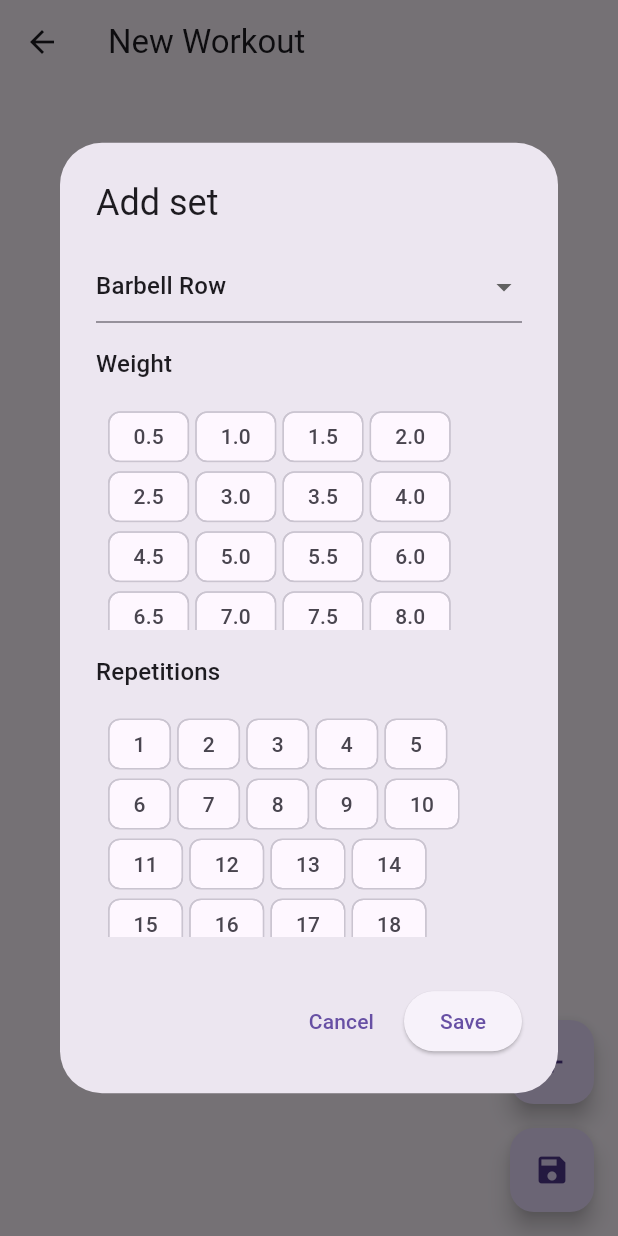
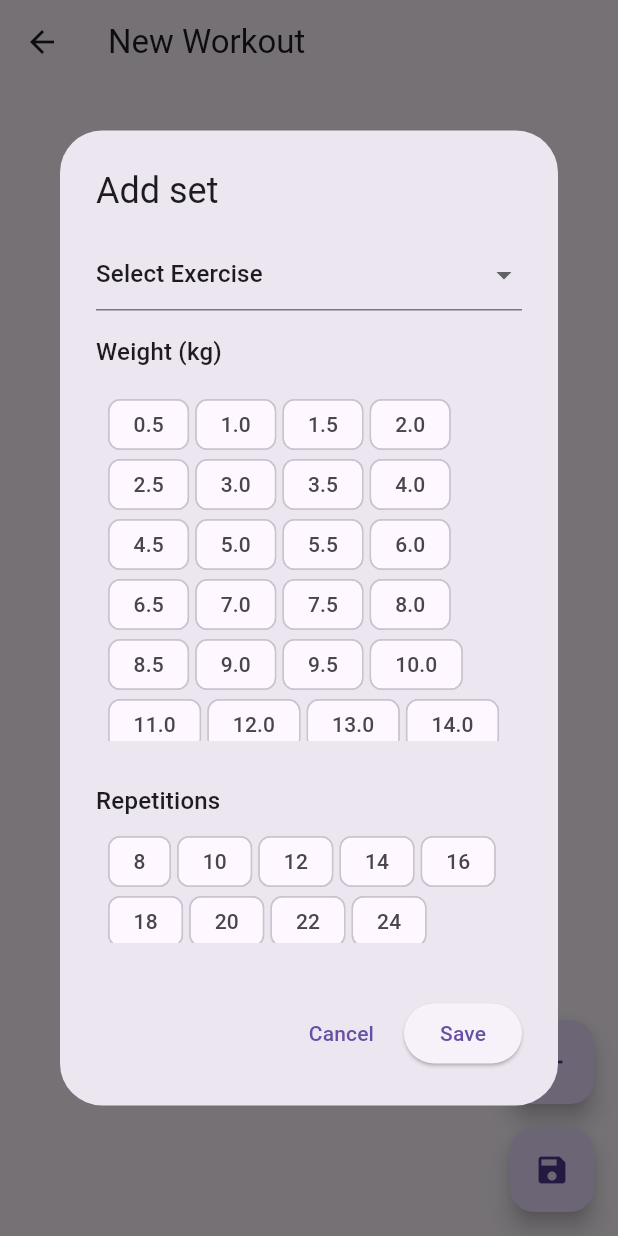
Before and after one commit to podiyaaa/magic-ai-fit, a Flutter app: the WorkoutView screen opened directly, on a phone screen of 412 x 824 dp. Run offline on Flutter 3.47's test engine with Material 3 defaults, Android fonts, the phone set to English and light mode, and no system bars; our stand-ins replace dartz, equatable, get_it, shared_preferences; accounts and stored records are empty.

Commit message:
bug fixes and enhancements

```diff
--- a/lib/features/workout/domain/entities/workout.dart
+++ b/lib/features/workout/domain/entities/workout.dart
@@ -51,6 +51,7 @@ class WorkoutSet extends Equatable {
 }
 
 enum Exercise {
+  selectExercise('Select Exercise'),
   barbellRow('Barbell Row'),
   deadlift('Deadlift'),
   benchPress('Bench Press'),
--- a/lib/features/workout/presentation/views/workout_view.dart
+++ b/lib/features/workout/presentation/views/workout_view.dart
@@ -33,6 +33,10 @@ class _WorkoutViewState extends State<WorkoutView> {
   Widget build(BuildContext context) {
     return PopScope(
       canPop: false,
+      onPopInvoked: (didPop) {
+        // ignore: use_build_context_synchronously
+        context.read<WorkoutViewModel>().reset();
+      },
       child: Scaffold(
         appBar: AppBar(
           title: Consumer<WorkoutViewModel>(
@@ -46,8 +50,6 @@ class _WorkoutViewState extends State<WorkoutView> {
             onPressed: () async {
               final canLeave = await _showUnsavedDialog(context);
               if (canLeave) {
-                // ignore: use_build_context_synchronously
-                context.read<WorkoutViewModel>().reset();
                 // ignore: use_build_context_synchronously
                 Navigator.of(context).pop();
               }
--- a/lib/features/workout/presentation/widgets/add_set_dialog.dart
+++ b/lib/features/workout/presentation/widgets/add_set_dialog.dart
@@ -23,9 +23,10 @@ class _AddSetDialogState extends State<AddSetDialog> {
   WeightChoiceChipData? _selectedWeightChoice;
   RepetitionChoiceChipData? _selectedRepsChoice;
   late final List<Exercise> _exercises = widget.exercises;
-  late Exercise? _exercise = _exercises.firstOrNull;
+  late Exercise? _exercise = _exercises.first;
   final ValueNotifier<bool> _showWeightNotFound = ValueNotifier<bool>(false);
   final ValueNotifier<bool> _showRepsNotFound = ValueNotifier<bool>(false);
+  final _formKey = GlobalKey<FormState>();
 
   @override
   void dispose() {
@@ -39,13 +40,15 @@ class _AddSetDialogState extends State<AddSetDialog> {
     return AlertDialog(
       title: const Text('Add set'),
       content: SingleChildScrollView(
+        child: Form(
+          key: _formKey,
           child: Column(
             mainAxisSize: MainAxisSize.min,
             children: [
               DropdownButtonFormField(
                 key: const ValueKey('add_set_exercise_dropdown'),
                 value: _exercise,
-              items: Exercise.values
+                items: _exercises
                     .map((exercise) => DropdownMenuItem<Exercise>(
                           value: exercise,
                           child: Text(exercise.value),
@@ -53,6 +56,15 @@ class _AddSetDialogState extends State<AddSetDialog> {
                     .toList(),
                 onChanged: (value) {
                   _exercise = value;
+                },
+                validator: (value) {
+                  if (value == null) {
+                    return 'Please select an exercise';
+                  } else if (value == Exercise.selectExercise) {
+                    return 'Please select an exercise';
+                  } else {
+                    return null;
+                  }
                 },
               ),
               const SizedBox(
@@ -62,28 +74,16 @@ class _AddSetDialogState extends State<AddSetDialog> {
                 padding: const EdgeInsets.symmetric(vertical: 8.0),
                 child: Row(
                   children: [
-                  ValueListenableBuilder(
-                    valueListenable: _showWeightNotFound,
-                    builder: (context, value, child) {
-                      if (value) {
-                        return const Text(
-                          'Weight not found',
-                          style: TextStyle(color: Colors.red),
-                        );
-                      } else {
-                        return Text(
-                          'Weight',
+                    Text(
+                      'Weight (kg)',
                       style: Theme.of(context).textTheme.titleMedium,
-                        );
-                      }
-                    },
                     ),
                   ],
                 ),
               ),
               Container(
                 width: double.maxFinite,
-              height: MediaQuery.of(context).size.height * 0.2,
+                height: MediaQuery.of(context).size.height * 0.3,
                 padding: const EdgeInsets.all(8.0),
                 child: ChoiceChipPicker<WeightChoiceChipData>(
                   valueKey: const ValueKey('add_set_weight_choice_chip_picker'),
@@ -105,25 +105,34 @@ class _AddSetDialogState extends State<AddSetDialog> {
                 child: Row(
                   children: [
                     ValueListenableBuilder(
-                    valueListenable: _showRepsNotFound,
+                      valueListenable: _showWeightNotFound,
                       builder: (context, value, child) {
                         if (value) {
-                        return const Text(
-                          'Repetitions not found',
-                          style: TextStyle(color: Colors.red),
+                          return Text(
+                            'Weight not found',
+                            style: TextStyle(
+                                color: Theme.of(context).colorScheme.error),
                           );
                         } else {
-                        return Text('Repetitions',
-                            style: Theme.of(context).textTheme.titleMedium);
+                          return const SizedBox.shrink();
                         }
                       },
                     )
                   ],
                 ),
               ),
+              Padding(
+                padding: const EdgeInsets.only(top: 4),
+                child: Row(
+                  children: [
+                    Text('Repetitions',
+                        style: Theme.of(context).textTheme.titleMedium)
+                  ],
+                ),
+              ),
               Container(
                 width: double.maxFinite,
-              height: MediaQuery.of(context).size.height * 0.2,
+                height: MediaQuery.of(context).size.height * 0.11,
                 padding: const EdgeInsets.all(8.0),
                 child: ChoiceChipPicker<RepetitionChoiceChipData>(
                   valueKey: const ValueKey('add_set_reps_choice_chip_picker'),
@@ -140,7 +149,29 @@ class _AddSetDialogState extends State<AddSetDialog> {
                   },
                 ),
               ),
+              Padding(
+                padding: const EdgeInsets.only(top: 4),
+                child: Row(
+                  children: [
+                    ValueListenableBuilder(
+                      valueListenable: _showRepsNotFound,
+                      builder: (context, value, child) {
+                        if (value) {
+                          return Text(
+                            'Repetitions not found',
+                            style: TextStyle(
+                                color: Theme.of(context).colorScheme.error),
+                          );
+                        } else {
+                          return const SizedBox.shrink();
+                        }
+                      },
+                    )
                   ],
+                ),
+              ),
+            ],
+          ),
         ),
       ),
       actions: [
@@ -152,6 +183,7 @@ class _AddSetDialogState extends State<AddSetDialog> {
           key: const ValueKey('add_set_save_button'),
           onPressed: () {
             if (_exercise == null ||
+                _formKey.currentState!.validate() == false ||
                 _selectedWeightChoice == null ||
                 _selectedRepsChoice == null) {
               _showWeightNotFound.value = _selectedWeightChoice == null;
--- a/lib/features/workout/presentation/widgets/edit_set_dialog.dart
+++ b/lib/features/workout/presentation/widgets/edit_set_dialog.dart
@@ -28,7 +28,7 @@ class _EditSetDialogState extends State<EditSetDialog> {
   @override
   Widget build(BuildContext context) {
     return AlertDialog(
-      title: const Text('Edit set'),
+      title: Text(widget.set.exercise.value),
       content: SingleChildScrollView(
         child: Column(
           mainAxisSize: MainAxisSize.min,
@@ -38,7 +38,7 @@ class _EditSetDialogState extends State<EditSetDialog> {
               child: Row(
                 children: [
                   Text(
-                    'Weight',
+                    'Weight (kg)',
                     style: Theme.of(context).textTheme.titleMedium,
                   ),
                 ],
@@ -46,7 +46,7 @@ class _EditSetDialogState extends State<EditSetDialog> {
             ),
             Container(
               width: double.maxFinite,
-              height: MediaQuery.of(context).size.height * 0.2,
+              height: MediaQuery.of(context).size.height * 0.3,
               padding: const EdgeInsets.all(8.0),
               child: ChoiceChipPicker<WeightChoiceChipData>(
                 valueKey: const ValueKey('add_set_weight_choice_chip_picker'),
@@ -75,7 +75,7 @@ class _EditSetDialogState extends State<EditSetDialog> {
             ),
             Container(
               width: double.maxFinite,
-              height: MediaQuery.of(context).size.height * 0.2,
+              height: MediaQuery.of(context).size.height * 0.11,
               padding: const EdgeInsets.all(8.0),
               child: ChoiceChipPicker<RepetitionChoiceChipData>(
                 valueKey: const ValueKey('add_set_reps_choice_chip_picker'),
--- a/lib/features/workout/presentation/widgets/workout_name_dialog.dart
+++ b/lib/features/workout/presentation/widgets/workout_name_dialog.dart
@@ -11,6 +11,15 @@ class WorkoutNameDialog extends StatefulWidget {
 class _WorkoutNameDialogState extends State<WorkoutNameDialog> {
   late final _nameController = TextEditingController(text: widget.workoutName);
   final _formKey = GlobalKey<FormState>();
+  final _focusNode = FocusNode();
+
+  @override
+  void initState() {
+    super.initState();
+    WidgetsBinding.instance.addPostFrameCallback((_) {
+      _focusNode.requestFocus();
+    });
+  }
 
   @override
   void dispose() {
@@ -25,6 +34,7 @@ class _WorkoutNameDialogState extends State<WorkoutNameDialog> {
       content: Form(
         key: _formKey,
         child: TextFormField(
+          focusNode: _focusNode,
           key: const ValueKey('workout_name_dialog_text_field'),
           controller: _nameController,
           decoration: const InputDecoration(labelText: 'Name'),
--- a/lib/utils/app_configs.dart
+++ b/lib/utils/app_configs.dart
@@ -44,36 +44,15 @@ class AppConfigs {
     30.0
   ];
   final List<int> repetitions = [
-    1,
-    2,
-    3,
-    4,
-    5,
-    6,
-    7,
     8,
-    9,
     10,
-    11,
     12,
-    13,
     14,
-    15,
     16,
-    17,
     18,
-    19,
     20,
-    21,
     22,
-    23,
     24,
-    25,
-    26,
-    27,
-    28,
-    29,
-    30
   ];
   final List<Exercise> exercises = Exercise.values;
 }
```
Lines whose indentation alone changed are shown as unchanged.
